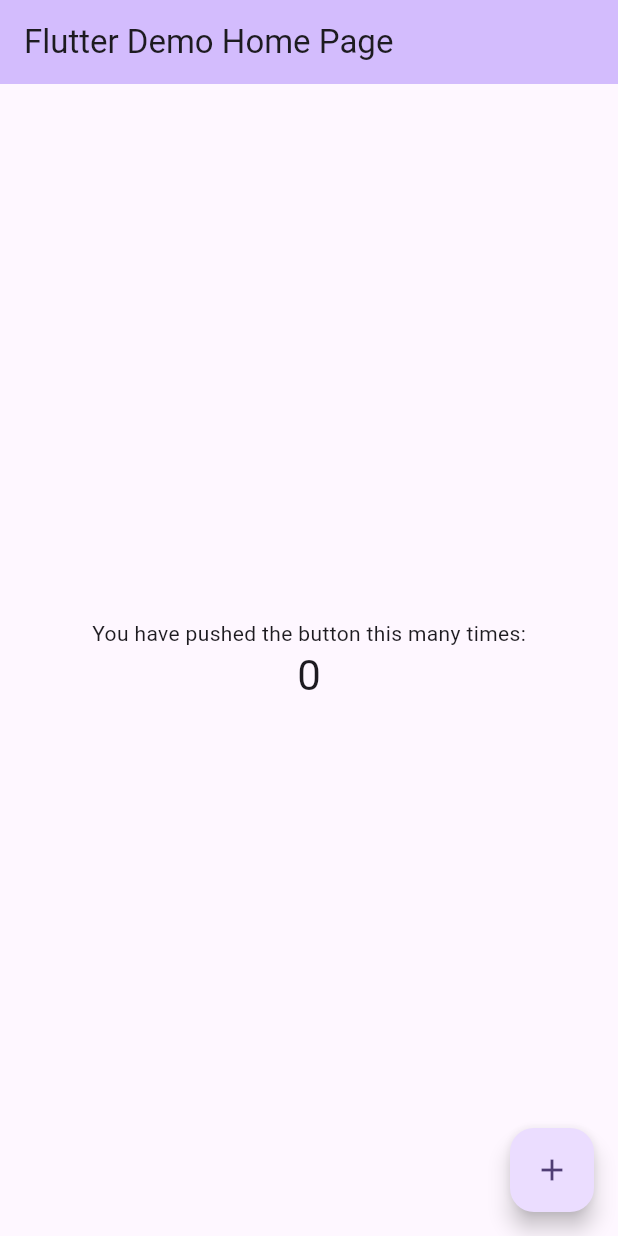
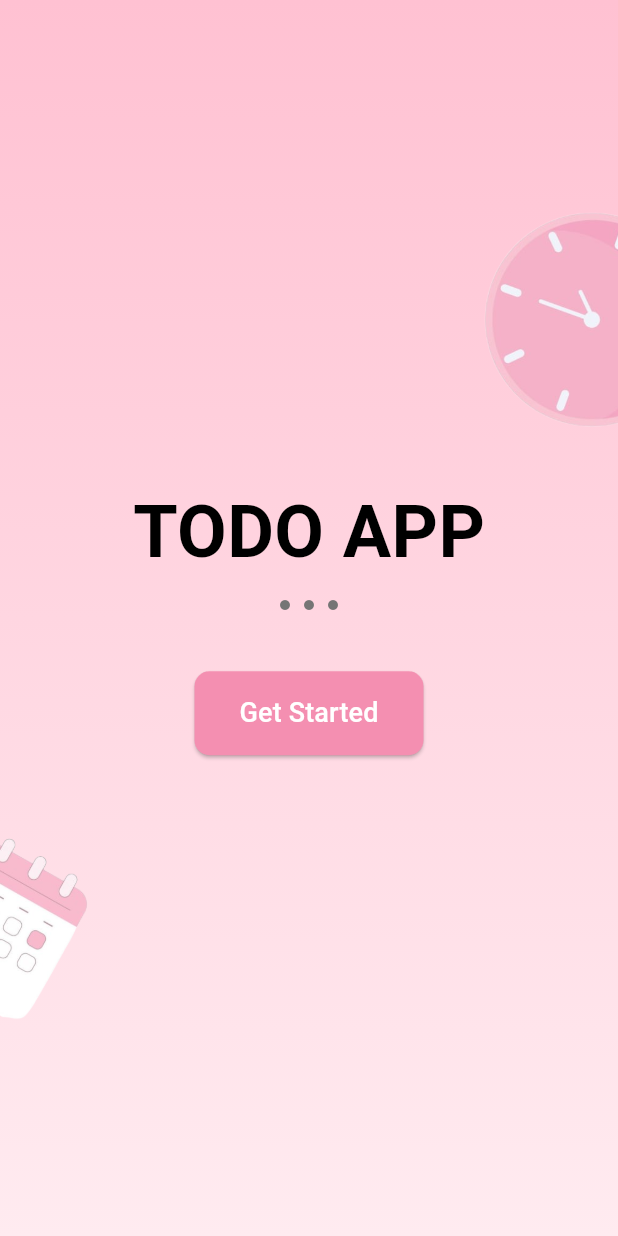
Before and after one commit to Masterly0607/sabay_list_itc, a Flutter app: the screen it shows after launch, on a phone screen of 412 x 824 dp. Run offline on Flutter 3.47's test engine with Material 3 defaults, Android fonts, the phone set to English and light mode, and no system bars.

Commit message:
created splash page /login /sign up

```diff
--- /dev/null
+++ b/lib/splash_page.dart
@@ -0,0 +1,110 @@
+import 'package:flutter/material.dart';
+import 'package:sabay_list_itc/signup_page.dart';
+import 'login_page.dart';
+
+class SplashPage extends StatelessWidget {
+  const SplashPage({super.key});
+
+  @override
+  Widget build(BuildContext context) {
+    return Scaffold(
+      body: Container(
+        decoration: const BoxDecoration(
+          gradient: LinearGradient(
+            colors: [
+              Color(0xFFFFC1D2), // Light pink
+              Color(0xFFFFEBF0), // Lighter pink
+            ],
+            begin: Alignment.topCenter,
+            end: Alignment.bottomCenter,
+          ),
+        ),
+        child: Stack(
+          children: [
+            // Clock Icon on the upper right
+            Positioned(
+              right: -50,
+              top: 100,
+              child: Image.asset(
+                'assets/clock.png',
+                width: 225.56,
+                height: 225.56,
+                fit: BoxFit.contain,
+              ),
+            ),
+            // Centered Column for Text and Button
+            Center(
+              child: Column(
+                mainAxisAlignment: MainAxisAlignment.center,
+                children: [
+                  // TODO APP Text
+                  const Text(
+                    'TODO APP',
+                    style: TextStyle(
+                      fontSize: 48,
+                      fontWeight: FontWeight.bold,
+                      color: Colors.black,
+                    ),
+                  ),
+                  const SizedBox(height: 10),
+                  // Dots
+                  Row(
+                    mainAxisAlignment: MainAxisAlignment.center,
+                    children: List.generate(
+                      3,
+                      (index) => Padding(
+                        padding: const EdgeInsets.symmetric(horizontal: 4.0),
+                        child: Icon(
+                          Icons.circle,
+                          size: 8,
+                          color: Colors.grey[600],
+                        ),
+                      ),
+                    ),
+                  ),
+                  const SizedBox(height: 40),
+                  // Get Started Button - Goes to LoginPage
+                  ElevatedButton(
+                    onPressed: () {
+                      Navigator.push(
+                        context,
+                        MaterialPageRoute(
+                          builder: (context) => const SignupPage(),
+                        ),
+                      );
+                    },
+                    style: ElevatedButton.styleFrom(
+                      backgroundColor: Colors.pink[200],
+                      padding: const EdgeInsets.symmetric(
+                        horizontal: 30,
+                        vertical: 15,
+                      ),
+                      shape: RoundedRectangleBorder(
+                        borderRadius: BorderRadius.circular(10),
+                      ),
+                    ),
+                    child: const Text(
+                      'Get Started',
+                      style: TextStyle(fontSize: 18, color: Colors.white),
+                    ),
+                  ),
+                ],
+              ),
+            ),
+            // Calendar Icon at the bottom left
+            Positioned(
+              left: -60,
+              bottom: 100,
+              child: Image.asset(
+                'assets/calendar.png',
+                width: 225.56,
+                height: 225.56,
+                fit: BoxFit.contain,
+              ),
+            ),
+          ],
+        ),
+      ),
+    );
+  }
+}
```
Also changed, not shown: lib/login_page.dart (added, +239 -0 lines), lib/main.dart (+14 -1 lines), lib/signup_page.dart (added, +235 -0 lines), pubspec.yaml (+5 -3 lines), assets/calendar.png (added), assets/clock.png (added), assets/login.png (added), assets/signup.png (added).
